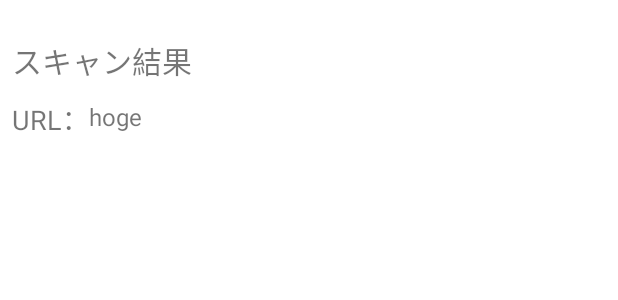
After one commit to daiki0508/QRCodeReader, an Android app: the layout fragment_afterscan.xml on its own in the app's theme, with its tools: preview values and no code run, on a phone screen of 412 x 824 dp. The commit adds this screen. Shown: the top 300 px of the screen. Run offline under Robolectric (Android 15) with nearby library versions, the phone set to English and light mode, and no system bars.

Commit message:
Supports Fragment for deleting unnecessary code of MainActivity and AfterScanActivity.

```diff
--- a/app/src/main/res/layout/activity_main.xml
+++ b/app/src/main/res/layout/activity_main.xml
@@ -11,10 +11,6 @@
         android:id="@+id/container"
         android:layout_width="match_parent"
         android:layout_height="match_parent"
-        app:layout_constraintBottom_toBottomOf="parent"
-        app:layout_constraintEnd_toEndOf="parent"
-        app:layout_constraintStart_toStartOf="parent"
-        app:layout_constraintTop_toTopOf="parent"
         android:orientation="horizontal" />
 
 </LinearLayout>
--- /dev/null
+++ b/app/src/main/res/layout/fragment_afterscan.xml
@@ -0,0 +1,53 @@
+<?xml version="1.0" encoding="utf-8"?>
+<androidx.constraintlayout.widget.ConstraintLayout xmlns:android="http://schemas.android.com/apk/res/android"
+    xmlns:app="http://schemas.android.com/apk/res-auto"
+    android:layout_width="match_parent"
+    android:layout_height="match_parent">
+
+    <TextView
+        android:id="@+id/textView"
+        android:layout_width="wrap_content"
+        android:layout_height="wrap_content"
+        android:layout_marginStart="8dp"
+        android:layout_marginTop="25dp"
+        android:text="スキャン結果"
+        android:textSize="20sp"
+        app:layout_constraintStart_toStartOf="parent"
+        app:layout_constraintTop_toTopOf="parent" />
+
+    <TextView
+        android:id="@+id/textView2"
+        android:layout_width="wrap_content"
+        android:layout_height="wrap_content"
+        android:layout_marginStart="8dp"
+        android:layout_marginTop="10dp"
+        android:text="URL："
+        android:textSize="18sp"
+        app:layout_constraintStart_toStartOf="parent"
+        app:layout_constraintTop_toBottomOf="@+id/textView" />
+
+    <TextView
+        android:id="@+id/scanUrl"
+        android:layout_width="0dp"
+        android:layout_height="wrap_content"
+        android:layout_marginTop="11dp"
+        android:layout_marginEnd="8dp"
+        android:text="hoge"
+        android:textSize="16sp"
+        app:layout_constraintEnd_toEndOf="parent"
+        app:layout_constraintStart_toEndOf="@+id/textView2"
+        app:layout_constraintTop_toBottomOf="@+id/textView" />
+
+    <androidx.recyclerview.widget.RecyclerView
+        android:id="@+id/selectRecyclerView"
+        android:layout_width="match_parent"
+        android:layout_height="wrap_content"
+        android:layout_marginTop="55dp"
+        android:layout_marginStart="8dp"
+        android:layout_marginEnd="8dp"
+        app:layout_constraintEnd_toEndOf="parent"
+        app:layout_constraintStart_toStartOf="parent"
+        app:layout_constraintTop_toBottomOf="@+id/scanUrl"
+        android:overScrollMode="never" />
+
+</androidx.constraintlayout.widget.ConstraintLayout>
```
Also changed, not shown: app/src/main/java/com/websarva/wings/android/qrcodereader/ui/afterscan/AfterScanActivity.kt (+2 -18 lines), app/src/main/java/com/websarva/wings/android/qrcodereader/ui/afterscan/AfterScanFragment.kt (added, +62 -0 lines), app/src/main/java/com/websarva/wings/android/qrcodereader/ui/main/MainActivity.kt (+2 -22 lines), app/src/main/res/layout/activity_after_scan.xml (+7 -48 lines).
